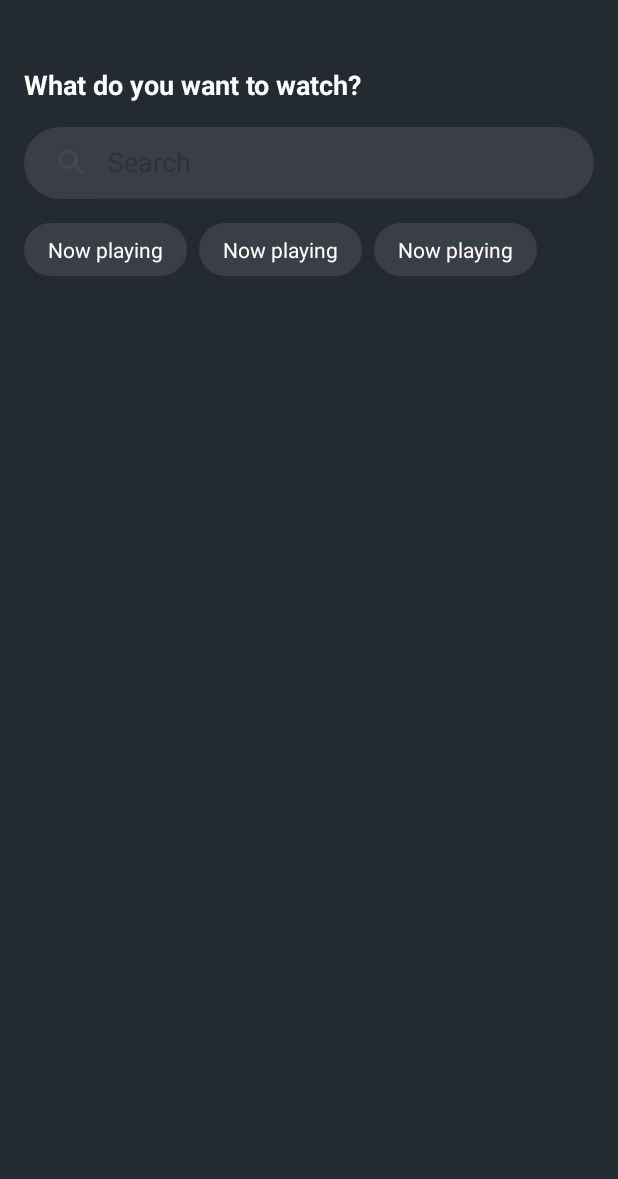
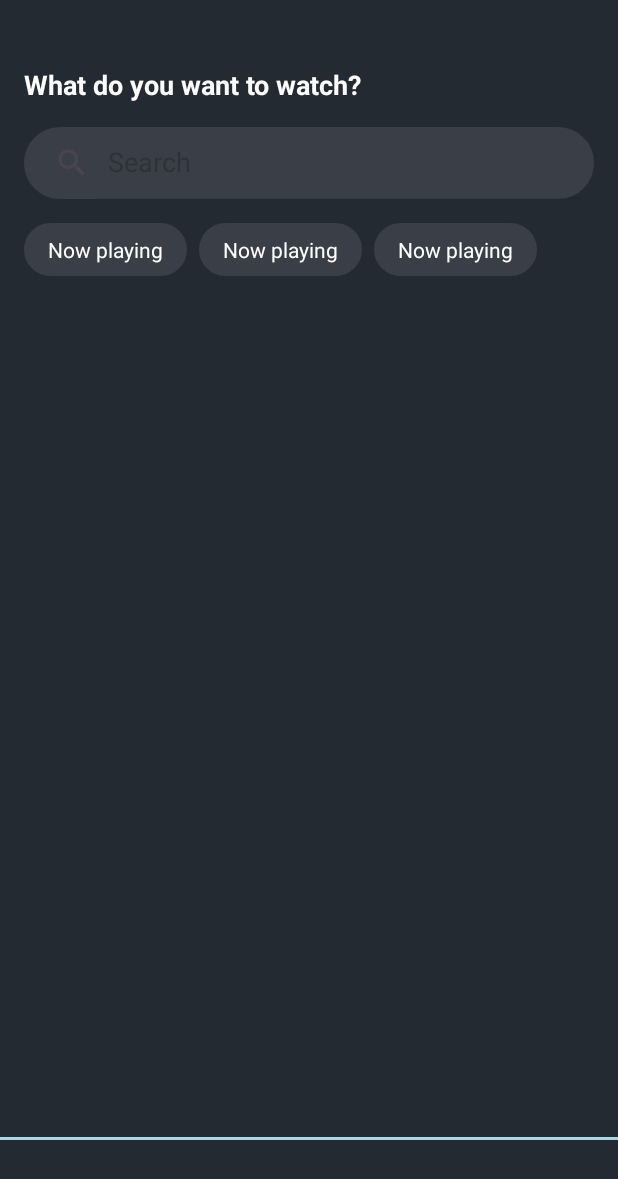
Before and after one commit to jcezart/MovieApp, an Android app: the layout activity_main.xml on its own in the app's theme, with its tools: preview values and no code run, on a phone screen of 412 x 824 dp. Shown: the top 1179 px of the screen. Run offline under Robolectric (Android 15) with nearby library versions, the phone set to English and light mode, and no system bars.

Commit message:
iniciando detail activity

```diff
--- a/app/src/main/java/com/example/movieapp/MainActivity.kt
+++ b/app/src/main/java/com/example/movieapp/MainActivity.kt
@@ -18,6 +18,8 @@ class MainActivity : AppCompatActivity() {
         super.onCreate(savedInstanceState)
         enableEdgeToEdge()
         setContentView(R.layout.activity_main)
+
+        supportActionBar?.setDisplayHomeAsUpEnabled(true)
 
     val rvCategory = findViewById<RecyclerView>(R.id.rv_categories)
     val rvMovieList = findViewById<RecyclerView>(R.id.rv_movieList)
--- a/app/src/main/res/drawable/movie_image1.xml
+++ b/app/src/main/res/drawable/movie_image1.xml
@@ -3,6 +3,7 @@
     <item>
         <bitmap
             android:src="@drawable/movie1"
-            android:gravity="center" />
+            android:gravity="center"
+            />
     </item>
 </layer-list>
--- a/app/src/main/res/layout/activity_main.xml
+++ b/app/src/main/res/layout/activity_main.xml
@@ -64,4 +64,23 @@
         app:layout_constraintTop_toBottomOf="@+id/rv_categories"
         tools:listitem="@layout/movie_list" />
 
+    <View
+        android:id="@+id/top_line"
+        android:layout_width="match_parent"
+        android:layout_height="2dp"
+        android:background="@color/blue_baby"
+        app:layout_constraintBottom_toTopOf="@+id/toolbar" />
+
+    <Toolbar
+        android:id="@+id/toolbar"
+        android:layout_width="0dp"
+        android:layout_height="?attr/actionBarSize"
+        android:background="@color/light_black"
+        android:elevation="4dp"
+        android:popupTheme="@style/ThemeOverlay.AppCompat.Light"
+        android:theme="@style/ThemeOverlay.AppCompat.ActionBar"
+        app:layout_constraintBottom_toBottomOf="@+id/rv_movieList"
+        app:layout_constraintEnd_toEndOf="parent"
+        app:layout_constraintStart_toStartOf="parent" />
+
 </androidx.constraintlayout.widget.ConstraintLayout>
--- a/app/src/main/res/values/colors.xml
+++ b/app/src/main/res/values/colors.xml
@@ -11,4 +11,6 @@
     <color name="dark_gray">#FFA9A9A9 </color>
     <color name="light_black">#FF242A32</color>
     <color name="light_gray">#FF3A3F47</color>
+    <color name="blue">#FF0000FF</color>
+    <color name="blue_baby">#FFADD8E6</color>
 </resources>
--- a/app/src/main/res/values/strings.xml
+++ b/app/src/main/res/values/strings.xml
@@ -1,4 +1,5 @@
 <resources>
     <string name="app_name">MovieAPp</string>
     <string name="what_do_you_want_to_watch">What do you want to watch?</string>
+    <string name="detail">Detail</string>
 </resources>
```
Also changed, not shown: app/src/main/res/layout/movie_details.xml (added, +31 -0 lines).
